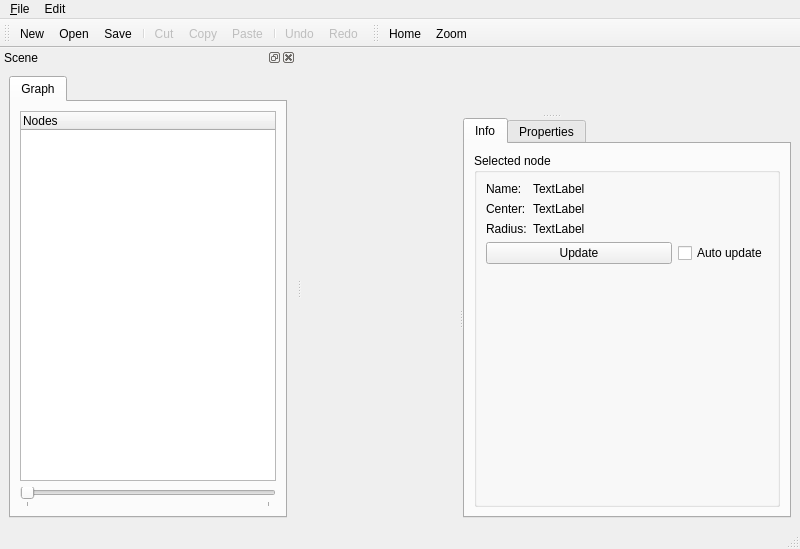
oliviertournaire/QosgSceneEdit, file src/SceneEdit/UI/MainWindow.ui: the form before one commit.
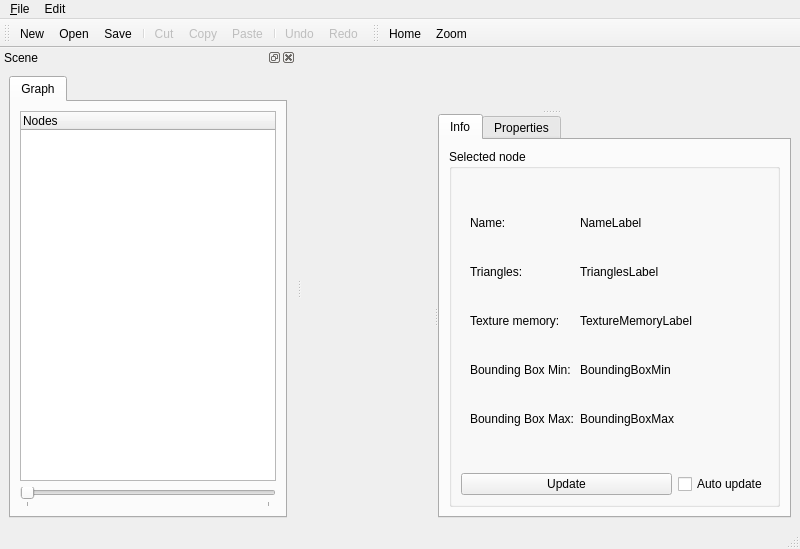
The form after the commit. Icons and pictures are not drawn. Custom widgets are drawn as their Qt base class.

Diff of the .ui file:
```diff
--- a/src/SceneEdit/UI/MainWindow.ui
+++ b/src/SceneEdit/UI/MainWindow.ui
@@ -53,6 +53,7 @@
                </property>
                <layout class="QVBoxLayout" >
                 <item>
+                 <widget class="QWidget" native="1" name="widget_3" >
                  <layout class="QGridLayout" >
                   <item row="0" column="0" >
                    <widget class="QLabel" name="label" >
@@ -62,6 +63,12 @@
                       <verstretch>0</verstretch>
                      </sizepolicy>
                     </property>
+                     <property name="minimumSize" >
+                      <size>
+                       <width>92</width>
+                       <height>0</height>
+                      </size>
+                     </property>
                     <property name="text" >
                      <string>Name:</string>
                     </property>
@@ -76,7 +83,7 @@
                      </sizepolicy>
                     </property>
                     <property name="text" >
-                     <string>TextLabel</string>
+                      <string>NameLabel</string>
                     </property>
                    </widget>
                   </item>
@@ -88,8 +95,14 @@
                       <verstretch>0</verstretch>
                      </sizepolicy>
                     </property>
+                     <property name="minimumSize" >
+                      <size>
+                       <width>92</width>
+                       <height>0</height>
+                      </size>
+                     </property>
                     <property name="text" >
-                     <string>Center:</string>
+                      <string>Triangles:</string>
                     </property>
                    </widget>
                   </item>
@@ -102,7 +115,7 @@
                      </sizepolicy>
                     </property>
                     <property name="text" >
-                     <string>TextLabel</string>
+                      <string>TrianglesLabel</string>
                     </property>
                    </widget>
                   </item>
@@ -114,8 +127,14 @@
                       <verstretch>0</verstretch>
                      </sizepolicy>
                     </property>
+                     <property name="minimumSize" >
+                      <size>
+                       <width>92</width>
+                       <height>0</height>
+                      </size>
+                     </property>
                     <property name="text" >
-                     <string>Radius:</string>
+                      <string>Texture memory:</string>
                     </property>
                    </widget>
                   </item>
@@ -128,11 +147,76 @@
                      </sizepolicy>
                     </property>
                     <property name="text" >
-                     <string>TextLabel</string>
+                      <string>TextureMemoryLabel</string>
+                     </property>
+                    </widget>
+                   </item>
+                   <item row="3" column="0" >
+                    <widget class="QLabel" name="label_4" >
+                     <property name="sizePolicy" >
+                      <sizepolicy vsizetype="Fixed" hsizetype="Fixed" >
+                       <horstretch>0</horstretch>
+                       <verstretch>0</verstretch>
+                      </sizepolicy>
+                     </property>
+                     <property name="minimumSize" >
+                      <size>
+                       <width>92</width>
+                       <height>0</height>
+                      </size>
+                     </property>
+                     <property name="text" >
+                      <string>Bounding Box Min:</string>
+                     </property>
+                    </widget>
+                   </item>
+                   <item row="3" column="1" >
+                    <widget class="QLabel" name="_boundingBoxMinLabel" >
+                     <property name="sizePolicy" >
+                      <sizepolicy vsizetype="Fixed" hsizetype="Expanding" >
+                       <horstretch>0</horstretch>
+                       <verstretch>0</verstretch>
+                      </sizepolicy>
+                     </property>
+                     <property name="text" >
+                      <string>BoundingBoxMin</string>
+                     </property>
+                    </widget>
+                   </item>
+                   <item row="4" column="0" >
+                    <widget class="QLabel" name="label_5" >
+                     <property name="sizePolicy" >
+                      <sizepolicy vsizetype="Fixed" hsizetype="Fixed" >
+                       <horstretch>0</horstretch>
+                       <verstretch>0</verstretch>
+                      </sizepolicy>
+                     </property>
+                     <property name="minimumSize" >
+                      <size>
+                       <width>92</width>
+                       <height>0</height>
+                      </size>
+                     </property>
+                     <property name="text" >
+                      <string>Bounding Box Max:</string>
+                     </property>
+                    </widget>
+                   </item>
+                   <item row="4" column="1" >
+                    <widget class="QLabel" name="_boundingBoxMaxLabel" >
+                     <property name="sizePolicy" >
+                      <sizepolicy vsizetype="Fixed" hsizetype="Expanding" >
+                       <horstretch>0</horstretch>
+                       <verstretch>0</verstretch>
+                      </sizepolicy>
+                     </property>
+                     <property name="text" >
+                      <string>BoundingBoxMax</string>
                     </property>
                    </widget>
                   </item>
                  </layout>
+                 </widget>
                 </item>
                 <item>
                  <layout class="QHBoxLayout" >
@@ -158,19 +242,6 @@
                   </item>
                  </layout>
                 </item>
-                <item>
-                 <spacer>
-                  <property name="orientation" >
-                   <enum>Qt::Vertical</enum>
-                  </property>
-                  <property name="sizeHint" >
-                   <size>
-                    <width>20</width>
-                    <height>40</height>
-                   </size>
-                  </property>
-                 </spacer>
-                </item>
                </layout>
               </widget>
              </item>
```
Left out of the diff: 37 changed lines with no effect on the pictures. Lines whose indentation alone changed are shown as unchanged.
